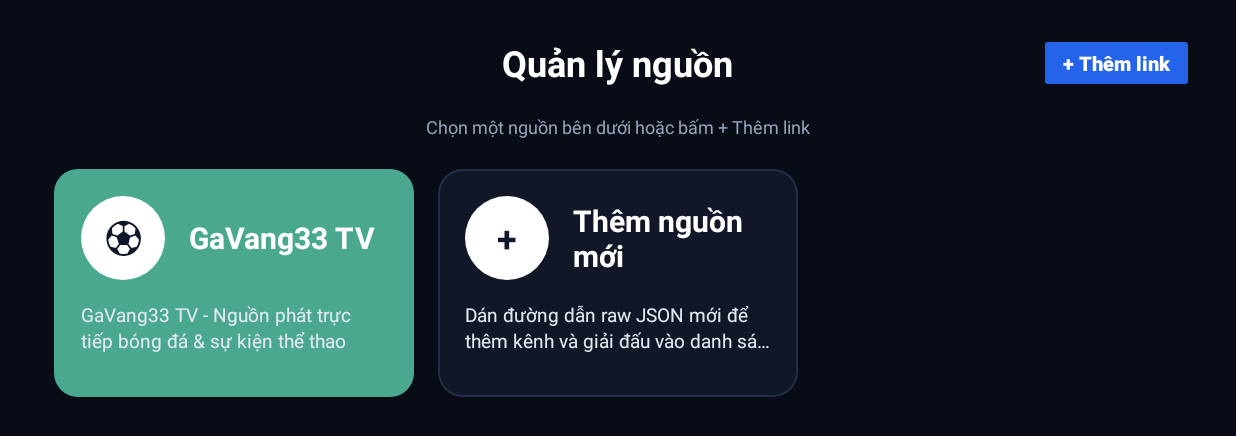
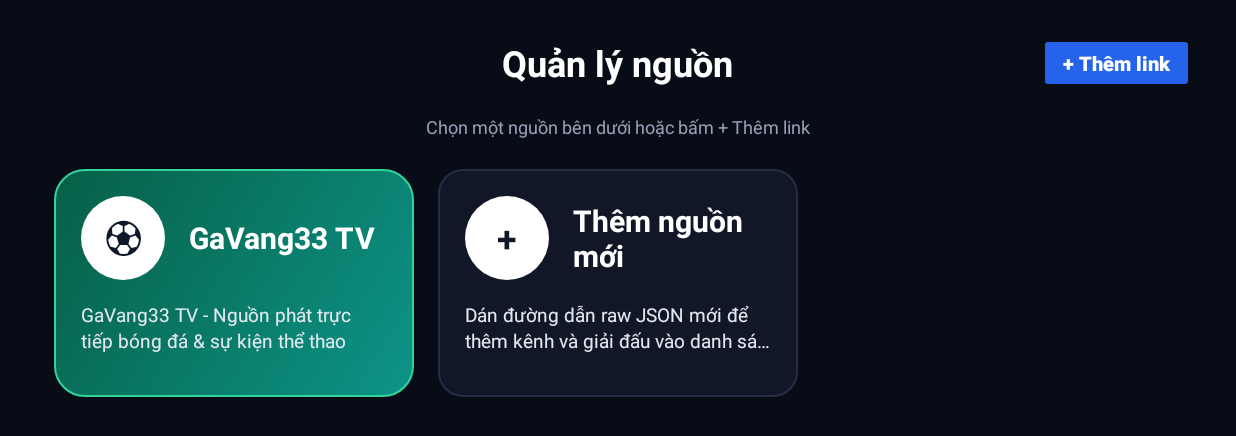
Before and after one commit to daoducphat352010-ux/tv-football-app, an Android app: the screen it shows after launch (MainActivity), on a phone screen of 824 x 412 dp (held sideways). Shown: the top 436 px of the screen. Run offline under Robolectric (Android 15) with nearby library versions, the phone set to English and light mode, and no system bars.

Commit message:
Update bg_source_mint.xml

```diff
--- a/app/src/main/res/drawable/bg_source_mint.xml
+++ b/app/src/main/res/drawable/bg_source_mint.xml
@@ -2,15 +2,22 @@
 <selector xmlns:android="http://schemas.android.com/apk/res/android">
     <item android:state_focused="true">
         <shape android:shape="rectangle">
-            <solid android:color="#62C4A8" />
-            <corners android:radius="16dp" />
-            <stroke android:width="3.5dp" android:color="#FFFFFF" />
+            <gradient
+                android:angle="135"
+                android:startColor="#10B981"
+                android:endColor="#047857" />
+            <corners android:radius="20dp" />
+            <stroke android:width="3dp" android:color="#FFFFFF" />
         </shape>
     </item>
     <item>
         <shape android:shape="rectangle">
-            <solid android:color="#49A88E" />
-            <corners android:radius="16dp" />
+            <gradient
+                android:angle="135"
+                android:startColor="#0D9488"
+                android:endColor="#065F46" />
+            <corners android:radius="20dp" />
+            <stroke android:width="1.2dp" android:color="#34D399" />
         </shape>
     </item>
 </selector>
```
